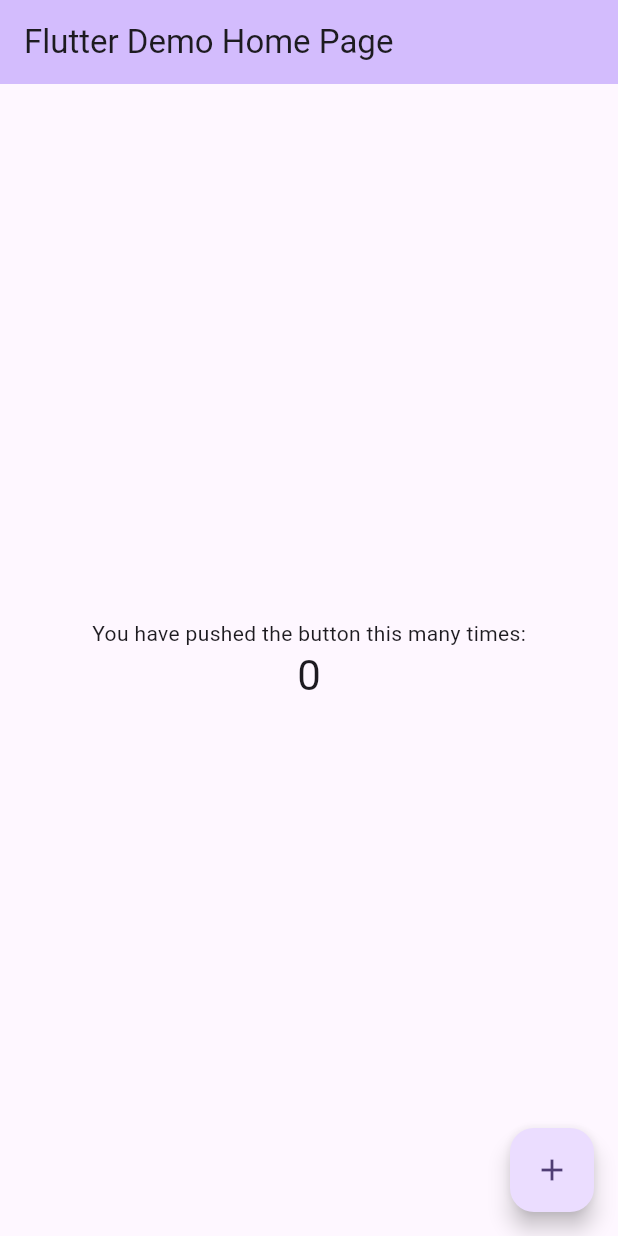
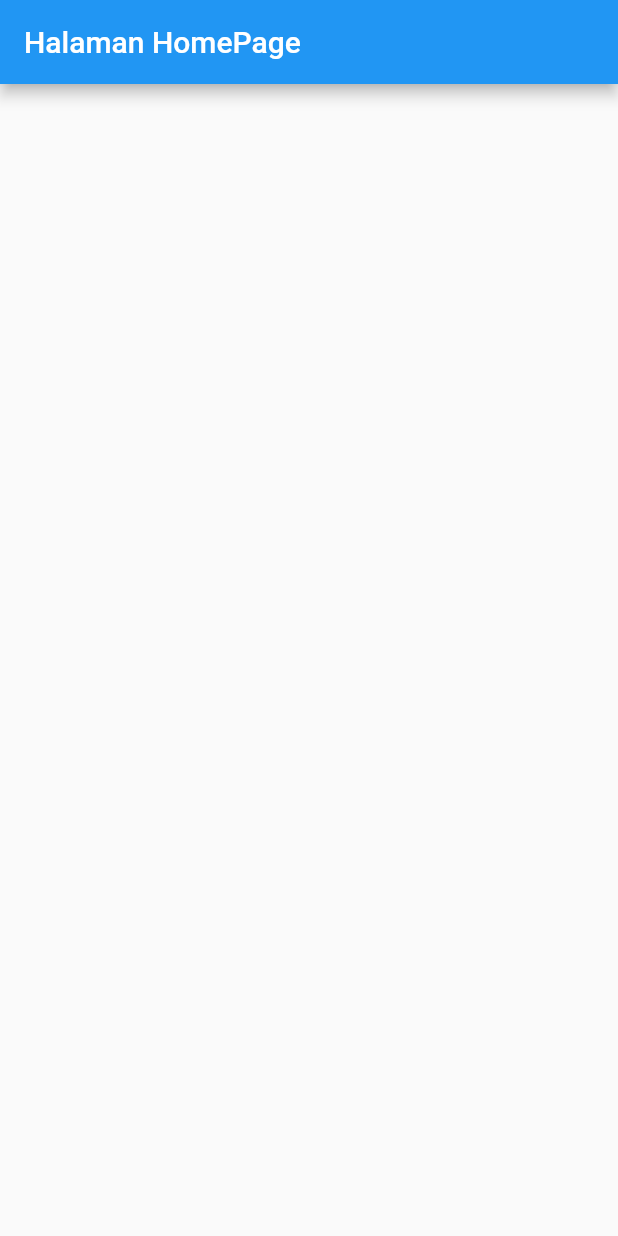
Before and after one commit to herliananur/Medplants-Flutter, a Flutter app: the screen it shows after launch, on a phone screen of 412 x 824 dp. Run offline on Flutter 3.47's test engine with Material 2 defaults, Android fonts, the phone set to English and light mode, and no system bars.

```diff
--- a/medplants/lib/main.dart
+++ b/medplants/lib/main.dart
@@ -1,4 +1,5 @@
 import 'package:flutter/material.dart';
+import 'package:medplants/screen/splash_screen.dart';
 
 void main() {
   runApp(const MyApp());
@@ -7,119 +8,11 @@ void main() {
 class MyApp extends StatelessWidget {
   const MyApp({super.key});
 
-  // This widget is the root of your application.
   @override
   Widget build(BuildContext context) {
     return MaterialApp(
-      title: 'Flutter Demo',
-      theme: ThemeData(
-        // This is the theme of your application.
-        //
-        // TRY THIS: Try running your application with "flutter run". You'll see
-        // the application has a blue toolbar. Then, without quitting the app,
-        // try changing the seedColor in the colorScheme below to Colors.green
-        // and then invoke "hot reload" (save your changes or press the "hot
-        // reload" button in a Flutter-supported IDE, or press "r" if you used
-        // the command line to start the app).
-        //
-        // Notice that the counter didn't reset back to zero; the application
-        // state is not lost during the reload. To reset the state, use hot
-        // restart instead.
-        //
-        // This works for code too, not just values: Most code changes can be
-        // tested with just a hot reload.
-        colorScheme: ColorScheme.fromSeed(seedColor: Colors.deepPurple),
-        useMaterial3: true,
-      ),
-      home: const MyHomePage(title: 'Flutter Demo Home Page'),
+      title: 'Medplants',
+      home: SplashScreen(),
     );
   }
 }
-
-class MyHomePage extends StatefulWidget {
-  const MyHomePage({super.key, required this.title});
-
-  // This widget is the home page of your application. It is stateful, meaning
-  // that it has a State object (defined below) that contains fields that affect
-  // how it looks.
-
-  // This class is the configuration for the state. It holds the values (in this
-  // case the title) provided by the parent (in this case the App widget) and
-  // used by the build method of the State. Fields in a Widget subclass are
-  // always marked "final".
-
-  final String title;
-
-  @override
-  State<MyHomePage> createState() => _MyHomePageState();
-}
-
-class _MyHomePageState extends State<MyHomePage> {
-  int _counter = 0;
-
-  void _incrementCounter() {
-    setState(() {
-      // This call to setState tells the Flutter framework that something has
-      // changed in this State, which causes it to rerun the build method below
-      // so that the display can reflect the updated values. If we changed
-      // _counter without calling setState(), then the build method would not be
-      // called again, and so nothing would appear to happen.
-      _counter++;
-    });
-  }
-
-  @override
-  Widget build(BuildContext context) {
-    // This method is rerun every time setState is called, for instance as done
-    // by the _incrementCounter method above.
-    //
-    // The Flutter framework has been optimized to make rerunning build methods
-    // fast, so that you can just rebuild anything that needs updating rather
-    // than having to individually change instances of widgets.
-    return Scaffold(
-      appBar: AppBar(
-        // TRY THIS: Try changing the color here to a specific color (to
-        // Colors.amber, perhaps?) and trigger a hot reload to see the AppBar
-        // change color while the other colors stay the same.
-        backgroundColor: Theme.of(context).colorScheme.inversePrimary,
-        // Here we take the value from the MyHomePage object that was created by
-        // the App.build method, and use it to set our appbar title.
-        title: Text(widget.title),
-      ),
-      body: Center(
-        // Center is a layout widget. It takes a single child and positions it
-        // in the middle of the parent.
-        child: Column(
-          // Column is also a layout widget. It takes a list of children and
-          // arranges them vertically. By default, it sizes itself to fit its
-          // children horizontally, and tries to be as tall as its parent.
-          //
-          // Column has various properties to control how it sizes itself and
-          // how it positions its children. Here we use mainAxisAlignment to
-          // center the children vertically; the main axis here is the vertical
-          // axis because Columns are vertical (the cross axis would be
-          // horizontal).
-          //
-          // TRY THIS: Invoke "debug painting" (choose the "Toggle Debug Paint"
-          // action in the IDE, or press "p" in the console), to see the
-          // wireframe for each widget.
-          mainAxisAlignment: MainAxisAlignment.center,
-          children: <Widget>[
-            const Text(
-              'You have pushed the button this many times:',
-            ),
-            Text(
-              '$_counter',
-              style: Theme.of(context).textTheme.headlineMedium,
-            ),
-          ],
-        ),
-      ),
-      floatingActionButton: FloatingActionButton(
-        onPressed: _incrementCounter,
-        tooltip: 'Increment',
-        child: const Icon(Icons.add),
-      ), // This trailing comma makes auto-formatting nicer for build methods.
-    );
-  }
-}
--- /dev/null
+++ b/medplants/lib/screen/home_page.dart
@@ -0,0 +1,14 @@
+import 'package:flutter/material.dart';
+
+class HomePage extends StatelessWidget {
+  const HomePage({super.key});
+
+  @override
+  Widget build(BuildContext context) {
+    return Scaffold(
+      appBar: AppBar(
+        title: Text('Halaman HomePage'),
+      ),
+    );
+  }
+}
--- a/medplants/pubspec.yaml
+++ b/medplants/pubspec.yaml
@@ -59,8 +59,8 @@ flutter:
   uses-material-design: true
 
   # To add assets to your application, add an assets section, like this:
-  # assets:
-  #   - images/a_dot_burr.jpeg
+  assets:
+    - assets/
   #   - images/a_dot_ham.jpeg
 
   # An image asset can refer to one or more resolution-specific "variants", see
```
Also changed, not shown: medplants/lib/screen/splash_screen.dart (added, +40 -0 lines), medplants/assets/logo.png (added), medplants/lib/theme/theme_color.dart (added), medplants/lib/theme/theme_text_style.dart (added).
